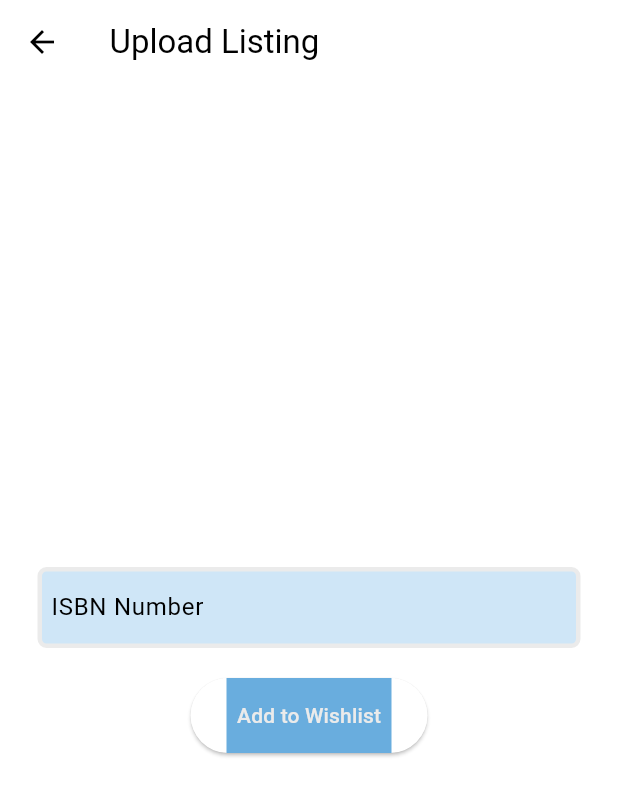
After one commit to JVarela02/hof_book_nook_senior, a Flutter app: the WishlistTextbookInputPage screen opened directly, on a phone screen of 412 x 824 dp. The commit adds this screen. Shown: the top 796 px of the screen. Run offline on Flutter 3.47's test engine with Material 3 defaults, Android fonts, the phone set to English and light mode, and no system bars; our stand-ins replace cloud_firestore, firebase_auth, firebase_core, google_fonts; missing offline and left inert: flutter_paypal; accounts and stored records are empty.

Commit message:
fixed wishlist errors

```diff
--- /dev/null
+++ b/lib/pages/in app/add_wishlist.dart
@@ -0,0 +1,147 @@
+import 'package:cloud_firestore/cloud_firestore.dart';
+import 'package:firebase_auth/firebase_auth.dart';
+import 'package:flutter/material.dart';
+import 'package:flutter/src/widgets/container.dart';
+import 'package:flutter/src/widgets/framework.dart';
+import 'package:the_hof_book_nook/read%20data/API_route.dart';
+import 'package:the_hof_book_nook/pages/in%20app/wishlist_page.dart';
+
+class WishlistTextbookInputPage extends StatefulWidget {
+  const WishlistTextbookInputPage({super.key});
+
+  @override
+  State<WishlistTextbookInputPage> createState() =>
+      _WishlistTextbookInputPageState();
+}
+
+class _WishlistTextbookInputPageState extends State<WishlistTextbookInputPage> {
+  final user = FirebaseAuth.instance.currentUser!;
+
+  // input controllers
+  final _isbnInputController = TextEditingController();
+
+  @override
+  void dispose() {
+    _isbnInputController.dispose();
+    super.dispose();
+  }
+
+  bool isbnLengthCorrect() {
+    if (_isbnInputController.text.toString().trim().length == 13) {
+      return true;
+    } else {
+      return false;
+    }
+  }
+
+  Future checkInfo(
+      String tTitle, String tAuthor, String tDescription, String tCover) async {
+    if (isbnLengthCorrect()) {
+      textbookToFirebase(
+          user.email.toString(),
+          _isbnInputController.text.toString(),
+          tDescription,
+          tTitle,
+          tAuthor,
+          tCover);
+      showDialog(
+          context: context,
+          builder: (context) {
+            return const AlertDialog(
+              content: Text("Textbook added to Wishlist"),
+            );
+          });
+    } else {
+      if (!isbnLengthCorrect()) {
+        showDialog(
+            context: context,
+            builder: (context) {
+              return const AlertDialog(
+                content: Text(
+                    "ISBN number is not correct, please make sure the length is 13 characters long and try again "),
+              );
+            });
+      }
+    }
+  }
+
+  Future textbookToFirebase(String Txtseller, String ISBNnumber,
+      String description, String title, String author, String poster) async {
+    await FirebaseFirestore.instance.collection("wishlist").add({
+      'User': Txtseller,
+      'ISBN': ISBNnumber,
+      'Title': title,
+      'Description': description,
+      'Author': author,
+      'Cover': poster
+    });
+  }
+
+  Future getDetails() async {
+    Textbook T = await APIRouter().getTextbook(_isbnInputController.text);
+    checkInfo(T.title, T.authors, T.description, T.image);
+  }
+
+  @override
+  Widget build(BuildContext context) {
+    return Scaffold(
+      appBar: AppBar(
+        title: const FittedBox(
+          child: Padding(
+            padding: EdgeInsets.only(left: 1.0),
+            child: Align(
+                alignment: Alignment.centerLeft, child: Text("Upload Listing")),
+          ),
+        ),
+      ),
+      body: SafeArea(
+        child: Center(
+          child: Column(
+            mainAxisAlignment: MainAxisAlignment.center,
+            children: [
+              Padding(
+                padding: const EdgeInsets.symmetric(horizontal: 25.0),
+                child: Container(
+                  decoration: BoxDecoration(
+                    color: Color.fromARGB(255, 207, 230, 247),
+                    border: Border.all(
+                        color: Color.fromARGB(255, 235, 235, 235), width: 3),
+                    borderRadius: BorderRadius.circular(6),
+                  ),
+                  child: Padding(
+                    padding: const EdgeInsets.only(left: 6.0),
+                    child: TextField(
+                      controller: _isbnInputController,
+                      decoration: const InputDecoration(
+                        border: InputBorder.none,
+                        hintText: "ISBN Number",
+                      ),
+                    ),
+                  ),
+                ),
+              ),
+              const SizedBox(height: 20),
+              ElevatedButton(
+                onPressed: getDetails,
+                child: Container(
+                  height: 50,
+                  width: 110,
+                  decoration: BoxDecoration(
+                    color: Color.fromARGB(255, 105, 173, 222),
+                  ),
+                  child: const Center(
+                    child: Text(
+                      "Add to Wishlist",
+                      style:
+                          TextStyle(color: Color.fromARGB(255, 235, 235, 235)),
+                    ),
+                  ),
+                ),
+              ),
+            ],
+          ),
+        ),
+      ),
+    );
+  }
+}
```
Also changed, not shown: lib/pages/in app/account_page.dart (+25 -0 lines), lib/pages/in app/remove_wishlist.dart (added, +111 -0 lines), lib/pages/in app/wishlist_page.dart (added, +150 -0 lines), lib/read data/get_wishlist_info.dart (added, +165 -0 lines).
